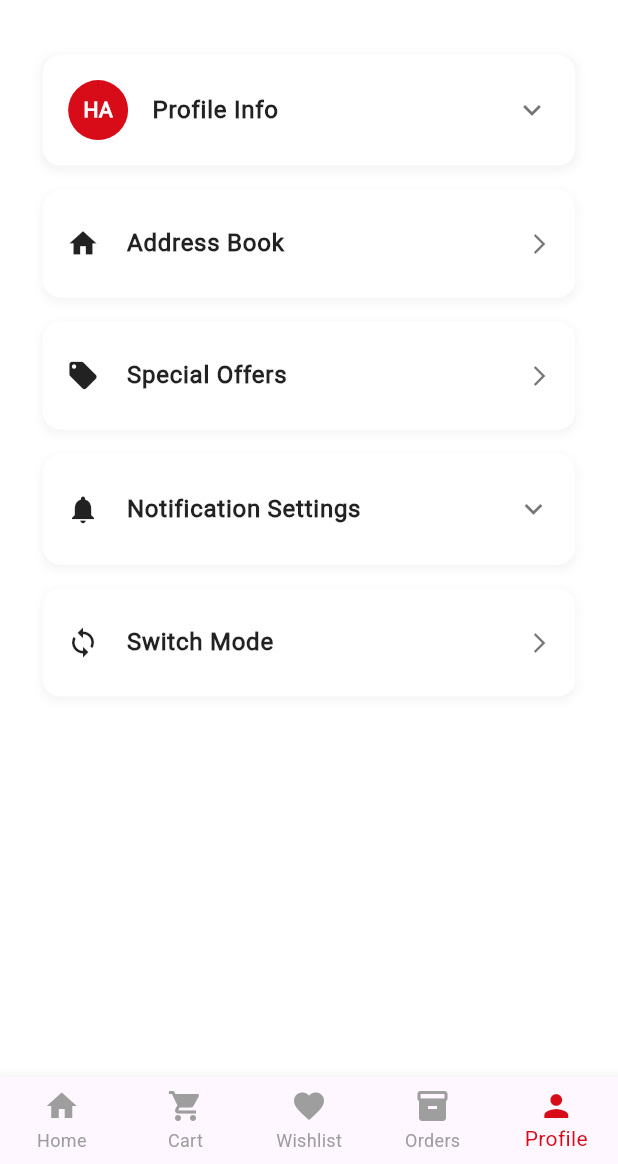
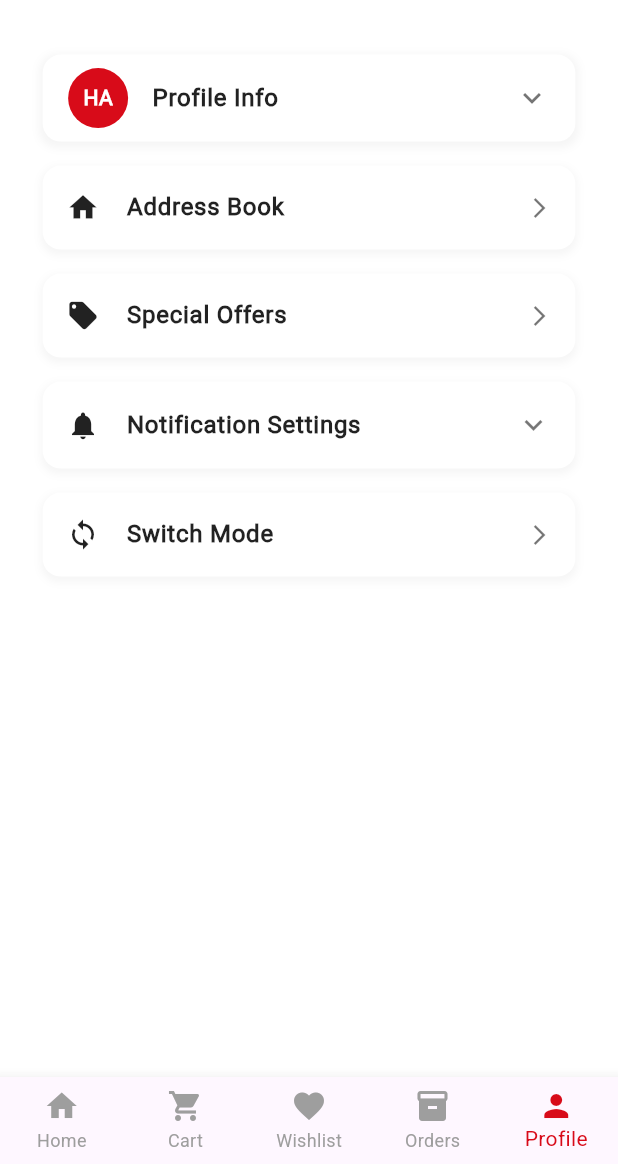
Before and after one commit to itiswd/Z-Store, a Flutter app: the screen it shows after launch, item 5 of the bottom bar chosen, on a phone screen of 412 x 824 dp, the part 72-1236 px from its top. Run offline on Flutter 3.47's test engine with Material 3 defaults, Android fonts, the phone set to English and light mode, and no system bars; our stand-ins replace carousel_slider, flutter_screenutil.

Commit message:
Refactor ProfileScreen UI components for improved layout and styling

```diff
--- a/lib/features/home/presentation/pages/profile.dart
+++ b/lib/features/home/presentation/pages/profile.dart
@@ -59,12 +59,16 @@ class _ProfileScreenState extends State<ProfileScreen> {
                   ),
                 ],
               ),
+              child: Theme(
+                data: Theme.of(
+                  context,
+                ).copyWith(dividerColor: Colors.transparent),
                 child: ExpansionTile(
                   collapsedShape: Border.all(color: Colors.transparent),
                   backgroundColor: Colors.white,
                   tilePadding: const EdgeInsets.symmetric(
                     horizontal: 16,
-                  vertical: 8,
+                    // vertical: 8,
                   ),
                   leading: CircleAvatar(
                     backgroundColor: const Color(0xFFD80B19),
@@ -97,6 +101,17 @@ class _ProfileScreenState extends State<ProfileScreen> {
                       child: Column(
                         crossAxisAlignment: CrossAxisAlignment.start,
                         children: [
+                          Container(
+                            width: double.infinity,
+                            decoration: BoxDecoration(
+                              color: Colors.grey.withOpacity(0.1),
+                              borderRadius: BorderRadius.circular(8.r),
+                            ),
+                            child: Padding(
+                              padding: const EdgeInsets.all(8.0),
+                              child: Column(
+                                crossAxisAlignment: CrossAxisAlignment.start,
+                                children: [
                                   const Text(
                                     'Details:',
                                     style: TextStyle(
@@ -105,37 +120,66 @@ class _ProfileScreenState extends State<ProfileScreen> {
                                       color: Colors.grey,
                                     ),
                                   ),
-                        const SizedBox(height: 12),
-                        const Text(
+                                  const SizedBox(height: 4),
+                                  Text(
                                     'Name: Hamdy Aouf',
                                     style: TextStyle(
                                       fontSize: 14,
-                            color: Colors.grey,
-                            fontWeight: FontWeight.w400,
+                                      color: Colors.grey[600],
+                                      fontWeight: FontWeight.bold,
                                     ),
                                   ),
-                        const SizedBox(height: 8),
-                        const Text(
+
+                                  Text(
                                     'Phone: +201019246279',
                                     style: TextStyle(
                                       fontSize: 14,
-                            color: Colors.grey,
-                            fontWeight: FontWeight.w400,
+                                      color: Colors.grey[600],
+                                      fontWeight: FontWeight.bold,
                                     ),
                                   ),
-                        const SizedBox(height: 8),
-                        const Text(
+
+                                  Text(
                                     'Email: abcde@xyz.com',
                                     style: TextStyle(
                                       fontSize: 14,
-                            color: Colors.grey,
-                            fontWeight: FontWeight.w400,
+                                      color: Colors.grey[600],
+                                      fontWeight: FontWeight.bold,
+                                    ),
+                                  ),
+                                ],
+                              ),
                             ),
                           ),
                           const SizedBox(height: 20),
                           Row(
+                            mainAxisAlignment: MainAxisAlignment.center,
                             children: [
-                            Expanded(
+                              SizedBox(
+                                height: 28.h,
+                                child: ElevatedButton(
+                                  onPressed: () {},
+                                  style: ElevatedButton.styleFrom(
+                                    backgroundColor: const Color(0xFFD80B19),
+                                    foregroundColor: Colors.white,
+                                    shape: RoundedRectangleBorder(
+                                      borderRadius: BorderRadius.circular(12),
+                                    ),
+
+                                    elevation: 0,
+                                  ),
+                                  child: const Text(
+                                    'Update Profile',
+                                    style: TextStyle(
+                                      fontSize: 14,
+                                      fontWeight: FontWeight.bold,
+                                    ),
+                                  ),
+                                ),
+                              ),
+                              const SizedBox(width: 12),
+                              SizedBox(
+                                height: 28.h,
                                 child: ElevatedButton(
                                   onPressed: () {},
                                   style: ElevatedButton.styleFrom(
@@ -144,47 +188,21 @@ class _ProfileScreenState extends State<ProfileScreen> {
                                     shape: RoundedRectangleBorder(
                                       borderRadius: BorderRadius.circular(8),
                                     ),
-                                  padding: const EdgeInsets.symmetric(
-                                    vertical: 12,
-                                  ),
-                                  elevation: 0,
-                                ),
-                                child: const Text(
-                                  'Update Profile',
-                                  style: TextStyle(
-                                    fontSize: 14,
-                                    fontWeight: FontWeight.w500,
-                                  ),
-                                ),
-                              ),
-                            ),
-                            const SizedBox(width: 12),
-                            Expanded(
-                              child: ElevatedButton(
-                                onPressed: () {},
-                                style: ElevatedButton.styleFrom(
-                                  backgroundColor: const Color(0xFFD80B19),
-                                  foregroundColor: Colors.white,
-                                  shape: RoundedRectangleBorder(
-                                    borderRadius: BorderRadius.circular(8),
-                                  ),
-                                  padding: const EdgeInsets.symmetric(
-                                    vertical: 12,
-                                  ),
+
                                     elevation: 0,
                                   ),
                                   child: const Text(
                                     'Reset Password',
                                     style: TextStyle(
                                       fontSize: 14,
-                                    fontWeight: FontWeight.w500,
+                                      fontWeight: FontWeight.bold,
                                     ),
                                   ),
                                 ),
                               ),
                             ],
                           ),
-                        const SizedBox(height: 16),
+                          // const SizedBox(height: 16),
                           Center(
                             child: TextButton(
                               onPressed: () {},
@@ -202,6 +220,7 @@ class _ProfileScreenState extends State<ProfileScreen> {
                       ),
                     ),
                   ],
+                ),
               ),
             ),
             const SizedBox(height: 16),
@@ -224,7 +243,7 @@ class _ProfileScreenState extends State<ProfileScreen> {
               child: ListTile(
                 contentPadding: const EdgeInsets.symmetric(
                   horizontal: 16,
-                  vertical: 8,
+                  // vertical: 8,
                 ),
                 leading: const Icon(
                   Icons.home,
@@ -267,7 +286,7 @@ class _ProfileScreenState extends State<ProfileScreen> {
               child: ListTile(
                 contentPadding: const EdgeInsets.symmetric(
                   horizontal: 16,
-                  vertical: 8,
+                  // vertical: 8,
                 ),
                 leading: const Icon(
                   Icons.local_offer,
@@ -307,10 +326,14 @@ class _ProfileScreenState extends State<ProfileScreen> {
                   ),
                 ],
               ),
+              child: Theme(
+                data: Theme.of(
+                  context,
+                ).copyWith(dividerColor: Colors.transparent),
                 child: ExpansionTile(
                   tilePadding: const EdgeInsets.symmetric(
                     horizontal: 16,
-                  vertical: 8,
+                    // vertical: 8,
                   ),
                   leading: const Icon(
                     Icons.notifications,
@@ -353,16 +376,21 @@ class _ProfileScreenState extends State<ProfileScreen> {
                                     receiveNotifications = value;
                                   });
                                 },
-                              activeColor: const Color(0xFFD80B19),
-                              activeTrackColor: const Color(
-                                0xFFD80B19,
-                              ).withOpacity(0.3),
+                                activeColor: Colors.white,
+                                activeTrackColor: Color.fromARGB(
+                                  255,
+                                  216,
+                                  11,
+                                  25,
+                                ),
                                 inactiveThumbColor: Colors.grey,
-                              inactiveTrackColor: Colors.grey.withOpacity(0.3),
+                                inactiveTrackColor: Colors.grey.withOpacity(
+                                  0.3,
+                                ),
                               ),
                             ],
                           ),
-                        const SizedBox(height: 8),
+
                           Row(
                             mainAxisAlignment: MainAxisAlignment.spaceBetween,
                             children: [
@@ -381,16 +409,21 @@ class _ProfileScreenState extends State<ProfileScreen> {
                                     whenAppOpened = value;
                                   });
                                 },
-                              activeColor: const Color(0xFFD80B19),
-                              activeTrackColor: const Color(
-                                0xFFD80B19,
-                              ).withOpacity(0.3),
+                                activeColor: Colors.white,
+                                activeTrackColor: Color.fromARGB(
+                                  255,
+                                  216,
+                                  11,
+                                  25,
+                                ),
                                 inactiveThumbColor: Colors.grey,
-                              inactiveTrackColor: Colors.grey.withOpacity(0.3),
+                                inactiveTrackColor: Colors.grey.withOpacity(
+                                  0.3,
+                                ),
                               ),
                             ],
                           ),
-                        const SizedBox(height: 8),
+
                           Row(
                             mainAxisAlignment: MainAxisAlignment.spaceBetween,
                             children: [
@@ -409,12 +442,17 @@ class _ProfileScreenState extends State<ProfileScreen> {
                                     playSound = value;
                                   });
                                 },
-                              activeColor: const Color(0xFFD80B19),
-                              activeTrackColor: const Color(
-                                0xFFD80B19,
-                              ).withOpacity(0.3),
+                                activeColor: Colors.white,
+                                activeTrackColor: Color.fromARGB(
+                                  255,
+                                  216,
+                                  11,
+                                  25,
+                                ),
                                 inactiveThumbColor: Colors.grey,
-                              inactiveTrackColor: Colors.grey.withOpacity(0.3),
+                                inactiveTrackColor: Colors.grey.withOpacity(
+                                  0.3,
+                                ),
                               ),
                             ],
                           ),
@@ -422,6 +460,7 @@ class _ProfileScreenState extends State<ProfileScreen> {
                       ),
                     ),
                   ],
+                ),
               ),
             ),
             const SizedBox(height: 16),
@@ -444,7 +483,7 @@ class _ProfileScreenState extends State<ProfileScreen> {
               child: ListTile(
                 contentPadding: const EdgeInsets.symmetric(
                   horizontal: 16,
-                  vertical: 8,
+                  // vertical: 8,
                 ),
                 leading: const Icon(
                   Icons.sync,
```
Lines whose indentation alone changed are shown as unchanged.
